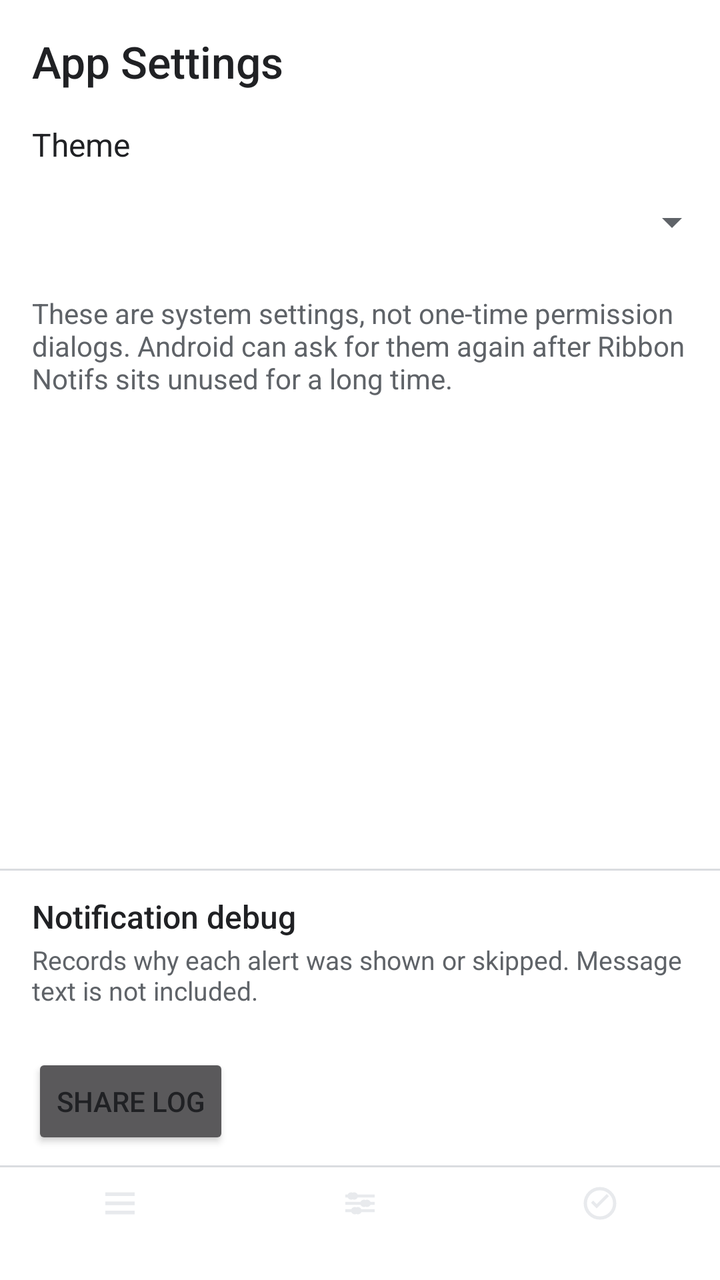
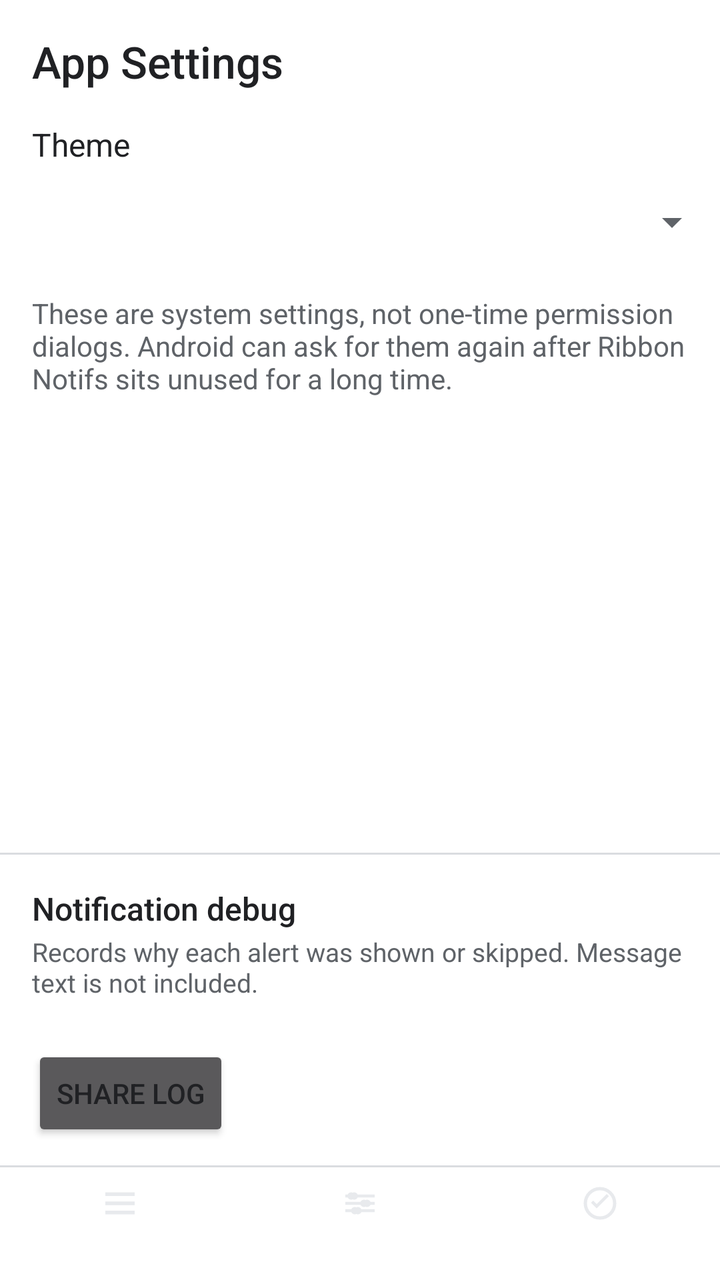

Before-and-after screenshots of an Android layout around one commit, followed by the original layout XML and the change that was made.
<!-- AndroidManifest.xml: application theme Theme.Ticker -->
<!-- res/layout/activity_permissions.xml -->
<?xml version="1.0" encoding="utf-8"?>
<LinearLayout xmlns:android="http://schemas.android.com/apk/res/android"
    android:id="@+id/permissions_root"
    android:layout_width="match_parent"
    android:layout_height="match_parent"
    android:background="@color/paper"
    android:orientation="vertical">

    <TextView
        android:layout_width="match_parent"
        android:layout_height="wrap_content"
        android:fontFamily="sans-serif-medium"
        android:paddingStart="16dp"
        android:paddingTop="16dp"
        android:paddingEnd="16dp"
        android:paddingBottom="4dp"
        android:text="@string/permissions_title"
        android:textColor="@color/ink"
        android:textSize="22sp" />

    <ScrollView
        android:id="@+id/setup_scroll"
        android:layout_width="match_parent"
        android:layout_height="0dp"
        android:layout_weight="1"
        android:fillViewport="true">

        <LinearLayout
            android:layout_width="match_parent"
            android:layout_height="wrap_content"
            android:orientation="vertical">

            <TextView
                android:layout_width="match_parent"
                android:layout_height="wrap_content"
                android:paddingStart="16dp"
                android:paddingTop="12dp"
                android:paddingEnd="16dp"
                android:paddingBottom="4dp"
                android:text="@string/theme_label"
                android:textColor="@color/ink"
                android:textSize="16sp" />

            <Spinner
                android:id="@+id/theme_spinner"
                android:layout_width="match_parent"
                android:layout_height="wrap_content"
                android:minHeight="48dp"
                android:paddingStart="12dp"
                android:paddingEnd="12dp"
                android:spinnerMode="dropdown" />

            <LinearLayout
                android:id="@+id/permission_rows"
                android:layout_width="match_parent"
                android:layout_height="wrap_content"
                android:orientation="vertical" />

            <TextView
                android:layout_width="match_parent"
                android:layout_height="wrap_content"
                android:paddingStart="16dp"
                android:paddingTop="12dp"
                android:paddingEnd="16dp"
                android:paddingBottom="16dp"
                android:text="@string/settings_note"
                android:textColor="@color/muted"
                android:textSize="14sp" />
        </LinearLayout>
    </ScrollView>

    <View
        android:layout_width="match_parent"
        android:layout_height="1dp"
        android:background="@color/divider" />

    <TextView
        android:layout_width="match_parent"
        android:layout_height="wrap_content"
        android:fontFamily="sans-serif-medium"
        android:paddingStart="16dp"
        android:paddingTop="12dp"
        android:paddingEnd="16dp"
        android:text="@string/debug_title"
        android:textColor="@color/ink"
        android:textSize="16sp" />

    <TextView
        android:layout_width="match_parent"
        android:layout_height="wrap_content"
        android:paddingStart="16dp"
        android:paddingTop="2dp"
        android:paddingEnd="16dp"
        android:text="@string/debug_summary"
        android:textColor="@color/muted"
        android:textSize="13sp" />

    <TextView
        android:id="@+id/debug_log"
        android:layout_width="match_parent"
        android:layout_height="wrap_content"
        android:fontFamily="monospace"
        android:maxLines="5"
        android:paddingStart="16dp"
        android:paddingTop="6dp"
        android:paddingEnd="16dp"
        android:textColor="@color/muted"
        android:textIsSelectable="true"
        android:textSize="11sp" />

    <Button
        android:id="@+id/share_debug"
        android:layout_width="wrap_content"
        android:layout_height="wrap_content"
        android:layout_marginStart="16dp"
        android:layout_marginTop="2dp"
        android:layout_marginBottom="8dp"
        android:text="@string/debug_share" />

    <include layout="@layout/bar_tabs" />
</LinearLayout>
<!-- res/layout/bar_tabs.xml (included above) -->
<?xml version="1.0" encoding="utf-8"?>
<LinearLayout xmlns:android="http://schemas.android.com/apk/res/android"
    android:id="@+id/tab_bar"
    android:layout_width="match_parent"
    android:layout_height="wrap_content"
    android:background="@color/paper"
    android:orientation="vertical">

    <View
        android:layout_width="match_parent"
        android:layout_height="1dp"
        android:background="@color/divider" />

    <LinearLayout
        android:layout_width="match_parent"
        android:layout_height="wrap_content"
        android:orientation="horizontal"
        android:paddingTop="4dp"
        android:paddingBottom="6dp">

        <LinearLayout
            android:id="@+id/tab_apps"
            android:layout_width="0dp"
            android:layout_height="wrap_content"
            android:layout_weight="1"
            android:background="?android:attr/selectableItemBackground"
            android:clickable="true"
            android:contentDescription="@string/tab_apps"
            android:focusable="true"
            android:gravity="center_horizontal"
            android:orientation="vertical">

            <FrameLayout
                android:id="@+id/tab_apps_pill"
                android:layout_width="64dp"
                android:layout_height="28dp">

                <ImageView
                    android:id="@+id/tab_apps_icon"
                    android:layout_width="22dp"
                    android:layout_height="22dp"
                    android:layout_gravity="center"
                    android:contentDescription="@null"
                    android:importantForAccessibility="no"
                    android:src="@drawable/ic_tab_apps" />
            </FrameLayout>

            <TextView
                android:id="@+id/tab_apps_label"
                android:layout_width="wrap_content"
                android:layout_height="wrap_content"
                android:layout_marginTop="2dp"
                android:text="@string/tab_apps"
                android:textSize="12sp" />
        </LinearLayout>

        <LinearLayout
            android:id="@+id/tab_appearance"
            android:layout_width="0dp"
            android:layout_height="wrap_content"
            android:layout_weight="1"
            android:background="?android:attr/selectableItemBackground"
            android:clickable="true"
            android:contentDescription="@string/tab_appearance"
            android:focusable="true"
            android:gravity="center_horizontal"
            android:orientation="vertical">

            <FrameLayout
                android:id="@+id/tab_appearance_pill"
                android:layout_width="64dp"
                android:layout_height="28dp">

                <ImageView
                    android:id="@+id/tab_appearance_icon"
                    android:layout_width="22dp"
                    android:layout_height="22dp"
                    android:layout_gravity="center"
                    android:contentDescription="@null"
                    android:importantForAccessibility="no"
                    android:src="@drawable/ic_tab_appearance" />
            </FrameLayout>

            <TextView
                android:id="@+id/tab_appearance_label"
                android:layout_width="wrap_content"
                android:layout_height="wrap_content"
                android:layout_marginTop="2dp"
                android:text="@string/tab_appearance"
                android:textSize="12sp" />
        </LinearLayout>

        <LinearLayout
            android:id="@+id/tab_permissions"
            android:layout_width="0dp"
            android:layout_height="wrap_content"
            android:layout_weight="1"
            android:background="?android:attr/selectableItemBackground"
            android:clickable="true"
            android:contentDescription="@string/tab_permissions"
            android:focusable="true"
            android:gravity="center_horizontal"
            android:orientation="vertical">

            <FrameLayout
                android:id="@+id/tab_permissions_pill"
                android:layout_width="64dp"
                android:layout_height="28dp">

                <ImageView
                    android:id="@+id/tab_permissions_icon"
                    android:layout_width="22dp"
                    android:layout_height="22dp"
                    android:layout_gravity="center"
                    android:contentDescription="@null"
                    android:importantForAccessibility="no"
                    android:src="@drawable/ic_tab_permissions" />
            </FrameLayout>

            <TextView
                android:id="@+id/tab_permissions_label"
                android:layout_width="wrap_content"
                android:layout_height="wrap_content"
                android:layout_marginTop="2dp"
                android:text="@string/tab_permissions"
                android:textSize="12sp" />
        </LinearLayout>
    </LinearLayout>
</LinearLayout>
<!-- resources referenced by this layout -->
<resources>
  <color name="divider">#3C4043</color>
  <color name="ink">#E8EAED</color>
  <color name="muted">#9AA0A6</color>
  <color name="paper">#1F1F1F</color>
  <!-- drawable ic_tab_appearance (drawable) -->
  <?xml version="1.0" encoding="utf-8"?>
  <vector xmlns:android="http://schemas.android.com/apk/res/android"
      android:width="24dp"
      android:height="24dp"
      android:viewportWidth="24"
      android:viewportHeight="24">
      <path
          android:fillColor="#E8EAED"
          android:pathData="M4,7.2h16v1.6H4z M4,11.2h16v1.6H4z M4,15.2h16v1.6H4z" />
      <path
          android:fillColor="#E8EAED"
          android:pathData="M8,6.2a2,2 0,1 1,0 3.6a2,2 0,1 1,0 -3.6z M15,10.2a2,2 0,1 1,0 3.6a2,2 0,1 1,0 -3.6z M10,14.2a2,2 0,1 1,0 3.6a2,2 0,1 1,0 -3.6z" />
  </vector>
  <!-- drawable ic_tab_apps (drawable) -->
  <?xml version="1.0" encoding="utf-8"?>
  <vector xmlns:android="http://schemas.android.com/apk/res/android"
      android:width="24dp"
      android:height="24dp"
      android:viewportWidth="24"
      android:viewportHeight="24">
      <path
          android:fillColor="#E8EAED"
          android:pathData="M4,6h16v2H4z M4,11h16v2H4z M4,16h16v2H4z" />
  </vector>
  <!-- drawable ic_tab_permissions (drawable) -->
  <?xml version="1.0" encoding="utf-8"?>
  <vector xmlns:android="http://schemas.android.com/apk/res/android"
      android:width="24dp"
      android:height="24dp"
      android:viewportWidth="24"
      android:viewportHeight="24">
      <path
          android:fillColor="#00000000"
          android:pathData="M12,4a8,8 0,1 1,0 16a8,8 0,1 1,0 -16z"
          android:strokeColor="#E8EAED"
          android:strokeWidth="1.8" />
      <path
          android:fillColor="#E8EAED"
          android:pathData="M10.2,12.4 L8.3,10.5 L7.1,11.7 L10.2,14.8 L16.9,8.1 L15.7,6.9 Z" />
  </vector>
  <string name="debug_share">Share log</string>
  <string name="debug_summary">Records why each alert was shown or skipped. Message text is not included.</string>
  <string name="debug_title">Notification debug</string>
  <string name="permissions_title">App Settings</string>
  <string name="settings_note">These are system settings, not one-time permission dialogs. Android can ask for them again after Ribbon Notifs sits unused for a long time.</string>
  <string name="tab_appearance">Customise</string>
  <string name="tab_apps">Apps</string>
  <string name="tab_permissions">App Settings</string>
  <string name="theme_label">Theme</string>
  <style name="Theme.Ticker" parent="android:Theme.Material.NoActionBar">
          <item name="android:colorPrimary">@color/accent</item>
          <item name="android:colorAccent">@color/accent</item>
          <item name="android:colorControlActivated">@color/accent</item>
          <item name="android:statusBarColor">@color/paper</item>
          <item name="android:navigationBarColor">@color/paper</item>
          <item name="android:windowLightStatusBar">false</item>
          <item name="android:windowLightNavigationBar">false</item>
          <item name="android:windowBackground">@color/paper</item>
          <item name="android:textColorPrimary">@color/ink</item>
          <item name="android:textColorSecondary">@color/muted</item>
          <item name="android:textColorHint">@color/muted</item>
          <item name="android:forceDarkAllowed">false</item>
      </style>
  <color name="accent">#8AB4F8</color>
</resources>

<!-- the commit's change to res/layout/activity_permissions.xml (unified diff, before → after) -->
@@ -6,18 +6,6 @@
     android:background="@color/paper"
     android:orientation="vertical">
 
-    <TextView
-        android:layout_width="match_parent"
-        android:layout_height="wrap_content"
-        android:fontFamily="sans-serif-medium"
-        android:paddingStart="16dp"
-        android:paddingTop="16dp"
-        android:paddingEnd="16dp"
-        android:paddingBottom="4dp"
-        android:text="@string/permissions_title"
-        android:textColor="@color/ink"
-        android:textSize="22sp" />
-
     <ScrollView
         android:id="@+id/setup_scroll"
         android:layout_width="match_parent"
@@ -33,6 +21,18 @@
             <TextView
                 android:layout_width="match_parent"
                 android:layout_height="wrap_content"
+                android:fontFamily="sans-serif-medium"
+                android:paddingStart="16dp"
+                android:paddingTop="16dp"
+                android:paddingEnd="16dp"
+                android:paddingBottom="4dp"
+                android:text="@string/permissions_title"
+                android:textColor="@color/ink"
+                android:textSize="22sp" />
+
+            <TextView
+                android:layout_width="match_parent"
+                android:layout_height="wrap_content"
                 android:paddingStart="16dp"
                 android:paddingTop="12dp"
                 android:paddingEnd="16dp"
@@ -66,56 +66,60 @@
                 android:text="@string/settings_note"
                 android:textColor="@color/muted"
                 android:textSize="14sp" />
+
+            <View
+                android:layout_width="match_parent"
+                android:layout_height="0dp"
+                android:layout_weight="1" />
+
+            <View
+                android:layout_width="match_parent"
+                android:layout_height="1dp"
+                android:background="@color/divider" />
+
+            <TextView
+                android:layout_width="match_parent"
+                android:layout_height="wrap_content"
+                android:fontFamily="sans-serif-medium"
+                android:paddingStart="16dp"
+                android:paddingTop="16dp"
+                android:paddingEnd="16dp"
+                android:text="@string/debug_title"
+                android:textColor="@color/ink"
+                android:textSize="16sp" />
+
+            <TextView
+                android:layout_width="match_parent"
+                android:layout_height="wrap_content"
+                android:paddingStart="16dp"
+                android:paddingTop="2dp"
+                android:paddingEnd="16dp"
+                android:text="@string/debug_summary"
+                android:textColor="@color/muted"
+                android:textSize="13sp" />
+
+            <TextView
+                android:id="@+id/debug_log"
+                android:layout_width="match_parent"
+                android:layout_height="wrap_content"
+                android:fontFamily="monospace"
+                android:paddingStart="16dp"
+                android:paddingTop="6dp"
+                android:paddingEnd="16dp"
+                android:textColor="@color/muted"
+                android:textIsSelectable="true"
+                android:textSize="11sp" />
+
+            <Button
+                android:id="@+id/share_debug"
+                android:layout_width="wrap_content"
+                android:layout_height="wrap_content"
+                android:layout_marginStart="16dp"
+                android:layout_marginTop="2dp"
+                android:layout_marginBottom="12dp"
+                android:text="@string/debug_share" />
         </LinearLayout>
     </ScrollView>
-
-    <View
-        android:layout_width="match_parent"
-        android:layout_height="1dp"
-        android:background="@color/divider" />
-
-    <TextView
-        android:layout_width="match_parent"
-        android:layout_height="wrap_content"
-        android:fontFamily="sans-serif-medium"
-        android:paddingStart="16dp"
-        android:paddingTop="12dp"
-        android:paddingEnd="16dp"
-        android:text="@string/debug_title"
-        android:textColor="@color/ink"
-        android:textSize="16sp" />
-
-    <TextView
-        android:layout_width="match_parent"
-        android:layout_height="wrap_content"
-        android:paddingStart="16dp"
-        android:paddingTop="2dp"
-        android:paddingEnd="16dp"
-        android:text="@string/debug_summary"
-        android:textColor="@color/muted"
-        android:textSize="13sp" />
-
-    <TextView
-        android:id="@+id/debug_log"
-        android:layout_width="match_parent"
-        android:layout_height="wrap_content"
-        android:fontFamily="monospace"
-        android:maxLines="5"
-        android:paddingStart="16dp"
-        android:paddingTop="6dp"
-        android:paddingEnd="16dp"
-        android:textColor="@color/muted"
-        android:textIsSelectable="true"
-        android:textSize="11sp" />
-
-    <Button
-        android:id="@+id/share_debug"
-        android:layout_width="wrap_content"
-        android:layout_height="wrap_content"
-        android:layout_marginStart="16dp"
-        android:layout_marginTop="2dp"
-        android:layout_marginBottom="8dp"
-        android:text="@string/debug_share" />
 
     <include layout="@layout/bar_tabs" />
 </LinearLayout>
